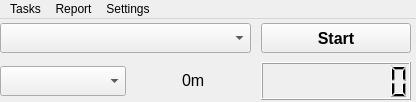
Above: mainform.ui from nathalier/timetracker before the change. Below: the same form after it.
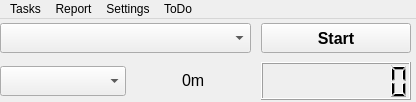
That is the form after the change.

The edit to the form file:
```diff
--- a/mainform.ui
+++ b/mainform.ui
@@ -234,10 +234,22 @@
     </property>
     <addaction name="actionLayer"/>
     <addaction name="actionOpacity"/>
+    <addaction name="separator"/>
+    <addaction name="actionPreferences"/>
+   </widget>
+   <widget class="QMenu" name="menuToDo">
+    <property name="title">
+     <string>ToDo</string>
+    </property>
+    <addaction name="actionAdd_ToDo"/>
+    <addaction name="separator"/>
+    <addaction name="actionImport"/>
+    <addaction name="actionExport"/>
    </widget>
    <addaction name="menuTasks"/>
    <addaction name="menuReport"/>
    <addaction name="menuSettings"/>
+   <addaction name="menuToDo"/>
   </widget>
   <action name="actionDay">
    <property name="text">
```
Left out of the diff: 27 changed lines with no effect on the pictures.
